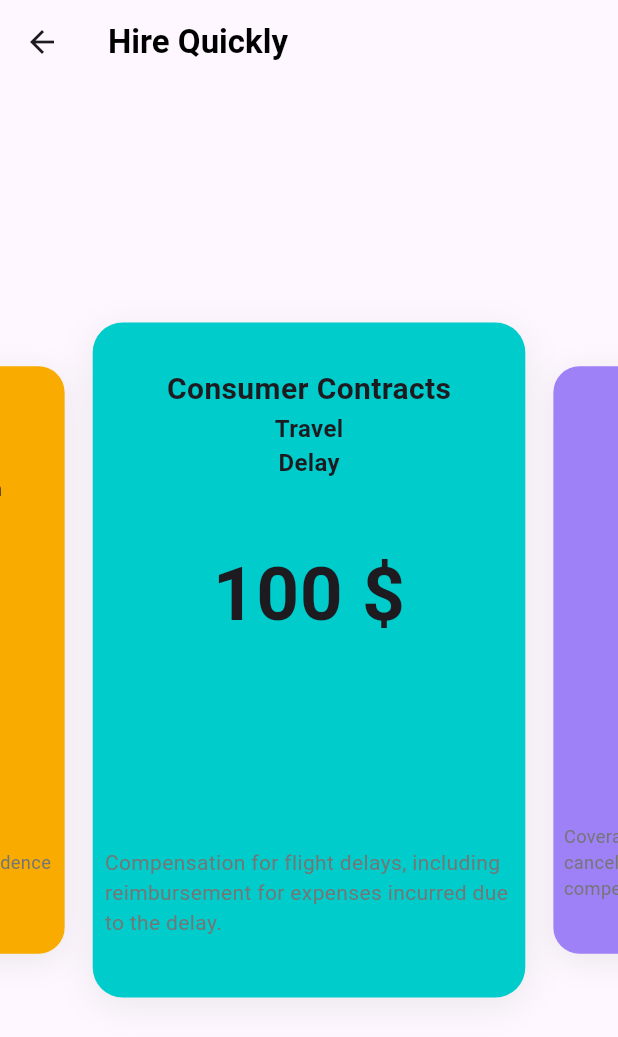
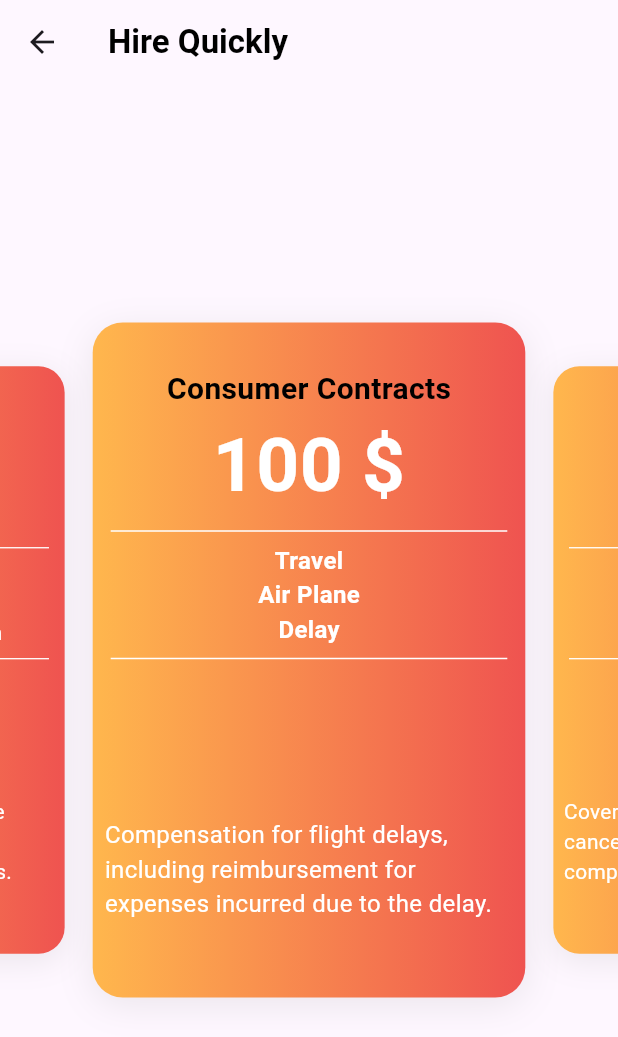
Before and after one commit to codexharoon/AuthDesignInFlutter, a Flutter app: the HireQuicklyPage screen opened directly, on a phone screen of 412 x 824 dp. Shown: the top 1037 px of the screen. Run offline on Flutter 3.47's test engine with Material 3 defaults, Android fonts, the phone set to English and light mode, and no system bars; drawn by our look-alikes of carousel_slider; our stand-ins replace accordion, cloud_firestore, file_picker, firebase_auth, firebase_core, firebase_storage and 5 more; missing offline and left inert: custom_accordion, emailjs; accounts and stored records are empty; Roboto replaces fonts that are missing (BalsamiqSans).

Commit message:
redesigned hire quickly page card + implemented multiple files upload functionality

```diff
--- a/lib/Hire Quickly/hire_quickly.dart
+++ b/lib/Hire Quickly/hire_quickly.dart
@@ -115,8 +115,15 @@ class _HireQuicklyPageState extends State<HireQuicklyPage> {
                       duration: const Duration(milliseconds: 300),
                       width: MediaQuery.of(context).size.width,
                       decoration: BoxDecoration(
-                          // color: Colors.white,
-                          color: item['color'],
+                          // color: item['color'],
+                          gradient: LinearGradient(
+                            begin: Alignment.centerLeft,
+                            end: Alignment.centerRight,
+                            colors: [
+                              Colors.orange[300]!,
+                              Colors.red[400]!,
+                            ],
+                          ),
                           borderRadius: BorderRadius.circular(20),
                           border: _selectedIndex == item
                               ? Border.all(
@@ -137,6 +144,8 @@ class _HireQuicklyPageState extends State<HireQuicklyPage> {
                                 ]),
                       child: SingleChildScrollView(
                         child: Column(
+                          mainAxisAlignment: MainAxisAlignment.start,
+                          crossAxisAlignment: CrossAxisAlignment.start,
                           children: [
                             Container(
                               height: 320,
@@ -155,46 +164,74 @@ class _HireQuicklyPageState extends State<HireQuicklyPage> {
                                     style: const TextStyle(
                                       fontSize: 20,
                                       fontWeight: FontWeight.bold,
+                                      color: Colors.black,
                                     ),
-                                  ),
-                                  Text(
-                                    item['title'],
-                                    style: const TextStyle(
-                                      fontSize: 16,
-                                      fontWeight: FontWeight.bold,
-                                    ),
-                                  ),
-                                  Text(
-                                    '${item['option']}',
-                                    style: const TextStyle(
-                                      fontSize: 16,
-                                      fontWeight: FontWeight.bold,
-                                    ),
-                                  ),
-                                  const SizedBox(
-                                    height: 40,
                                   ),
                                   Text(
                                     '${item['price']} \$',
                                     style: const TextStyle(
                                       fontSize: 50,
                                       fontWeight: FontWeight.bold,
+                                      color: Colors.white,
+                                    ),
+                                  ),
+                                  const Padding(
+                                    padding:
+                                        EdgeInsets.only(left: 12, right: 12),
+                                    child: Divider(
+                                      color: Colors.white,
+                                    ),
+                                  ),
+                                  Column(
+                                    children: [
+                                      Text(
+                                        item['title'],
+                                        style: const TextStyle(
+                                          fontSize: 16,
+                                          fontWeight: FontWeight.bold,
+                                          color: Colors.white,
+                                        ),
+                                      ),
+                                      Text(
+                                        item['subTitle'],
+                                        style: const TextStyle(
+                                          fontSize: 16,
+                                          fontWeight: FontWeight.bold,
+                                          color: Colors.white,
+                                        ),
+                                      ),
+                                      Text(
+                                        item['option'],
+                                        style: const TextStyle(
+                                          fontSize: 16,
+                                          fontWeight: FontWeight.bold,
+                                          color: Colors.white,
+                                        ),
+                                      ),
+                                    ],
+                                  ),
+                                  const Padding(
+                                    padding:
+                                        EdgeInsets.only(left: 12, right: 12),
+                                    child: Divider(
+                                      color: Colors.white,
                                     ),
                                   ),
                                 ],
                               ),
                             ),
-                            const SizedBox(
-                              height: 20,
-                            ),
+                            // const SizedBox(
+                            //   height: 20,
+                            // ),
                             Padding(
                               padding: const EdgeInsets.only(left: 8, right: 8),
                               child: Center(
                                 child: Text(
                                   item['description'],
-                                  style: TextStyle(
-                                      fontSize: 14,
-                                      color: Colors.grey.shade600),
+                                  style: const TextStyle(
+                                    fontSize: 16,
+                                    color: Colors.white,
+                                  ),
                                 ),
                               ),
                             ),
```
Also changed, not shown: lib/Hire Services/form_page.dart (+63 -41 lines).
